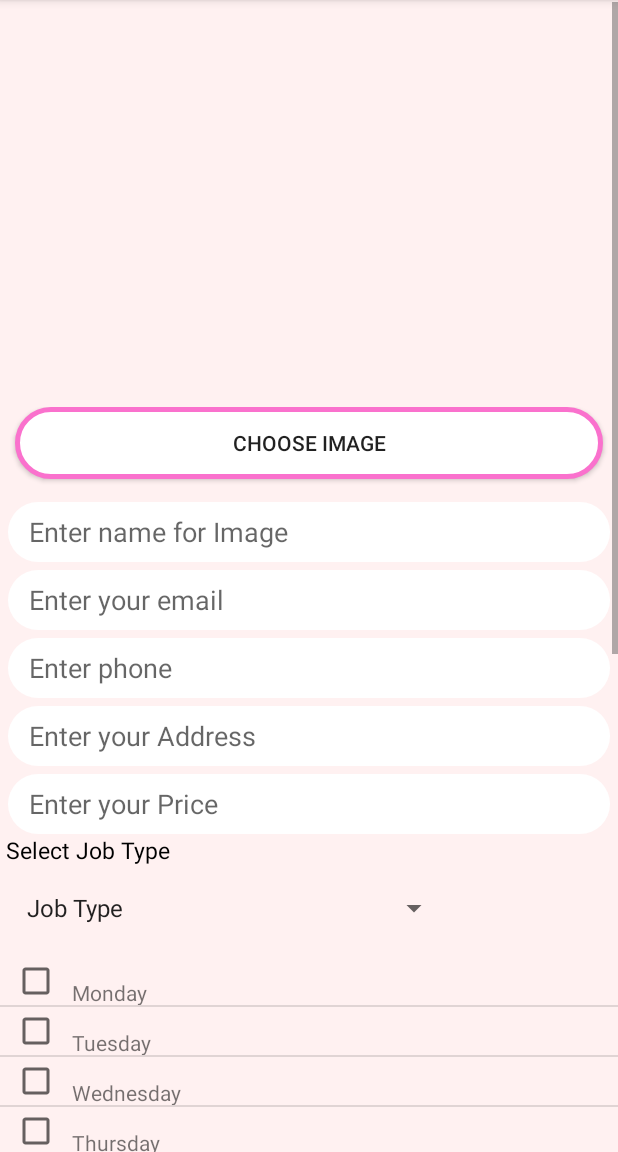
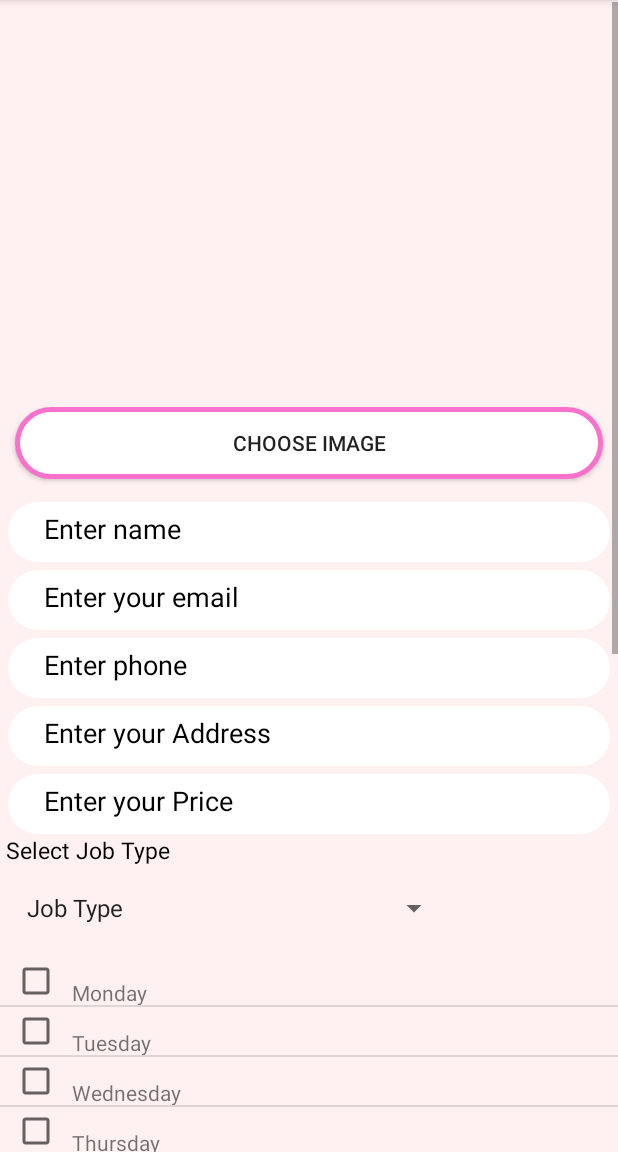
Before and after one commit to GauravBhardwaj10/NeoVetiCare, an Android app: the imageUploadsenior screen opened directly, with no data from a screen before it, on a phone screen of 412 x 824 dp, the part 84-1236 px from its top. Run offline under Robolectric (Android 15) with nearby library versions, the light colour scheme and no system bars; our stand-ins replace Firebase (no records; nobody signed in at launch, a user with empty details on screens opened directly), Picasso.

Commit message:
changes in designing

```diff
--- a/app/src/main/res/layout/activity_image_uploadsenior.xml
+++ b/app/src/main/res/layout/activity_image_uploadsenior.xml
@@ -40,7 +40,7 @@
                 android:orientation="vertical">
 
                 <Button
-                    android:id="@+id/buttonChoose1"
+                    android:id="@+id/buttonChoose"
                     android:layout_width="match_parent"
                     android:layout_height="wrap_content"
                     android:layout_marginLeft="10dp"
@@ -57,15 +57,19 @@
                     android:layout_marginRight="5dp"
                     android:layout_marginTop="15dp"
                     android:background="@drawable/edit"
-                    android:hint="   Enter name for Image" />
+                    android:textColorHint="@color/black"
+                    android:padding="10dp"
+                    android:hint="   Enter name " />
 
                 <EditText
                     android:id="@+id/emailaddress"
                     android:layout_width="match_parent"
                     android:layout_height="40dp"
+                    android:padding="10dp"
                     android:layout_marginLeft="5dp"
                     android:inputType="textEmailAddress"
                     android:layout_marginRight="5dp"
+                    android:textColorHint="@color/black"
                     android:layout_marginTop="5dp"
                     android:background="@drawable/edit"
                     android:hint="   Enter your email" />
@@ -77,6 +81,8 @@
                     android:layout_marginLeft="5dp"
                     android:layout_marginRight="5dp"
                     android:inputType="number"
+                    android:padding="10dp"
+                    android:textColorHint="@color/black"
                     android:layout_marginTop="5dp"
                     android:background="@drawable/edit"
                     android:hint="   Enter phone" />
@@ -87,6 +93,8 @@
                     android:layout_marginLeft="5dp"
                     android:layout_marginRight="5dp"
                     android:layout_marginTop="5dp"
+                    android:padding="10dp"
+                    android:textColorHint="@color/black"
                     android:background="@drawable/edit"
                     android:hint="   Enter your Address" />
                 <EditText
@@ -95,8 +103,10 @@
                     android:layout_height="40dp"
                     android:layout_marginLeft="5dp"
                     android:inputType="number"
+                    android:padding="10dp"
                     android:layout_marginRight="5dp"
                     android:layout_marginTop="5dp"
+                    android:textColorHint="@color/black"
                     android:background="@drawable/edit"
                     android:hint="   Enter your Price" />
 
@@ -160,7 +170,9 @@
                         android:layout_marginLeft="5dp"
                         android:layout_marginRight="5dp"
                         android:inputType="number"
+                        android:textColorHint="@color/black"
                         android:layout_marginTop="5dp"
+                        android:padding="10dp"
                         android:background="@drawable/edit"
                         android:hint="   enter your age" />
 
@@ -171,6 +183,8 @@
                         android:layout_marginLeft="5dp"
                         android:layout_marginRight="5dp"
                         android:layout_marginTop="5dp"
+                        android:padding="10dp"
+                        android:textColorHint="@color/black"
                         android:background="@drawable/edit"
                         android:hint="   Provience" />
 
@@ -182,6 +196,8 @@
                         android:layout_marginLeft="5dp"
                         android:layout_marginRight="5dp"
                         android:layout_marginTop="5dp"
+                        android:textColorHint="@color/black"
+                        android:padding="10dp"
                         android:background="@drawable/edit"
                         android:hint="City" />
 
@@ -219,6 +235,8 @@
                         android:layout_width="match_parent"
                         android:layout_height="40dp"
                         android:layout_marginLeft="5dp"
+                        android:padding="10dp"
+                        android:textColorHint="@color/black"
                         android:inputType="textMultiLine"
                         android:layout_marginRight="5dp"
                         android:layout_marginTop="5dp"
@@ -230,6 +248,8 @@
                         android:id="@+id/experience"
                         android:layout_width="match_parent"
                         android:layout_height="40dp"
+                        android:textColorHint="@color/black"
+                        android:padding="10dp"
                         android:layout_marginLeft="5dp"
                         android:inputType="textMultiLine"
                         android:layout_marginRight="5dp"
--- a/app/src/main/res/layout/activity_splash.xml
+++ b/app/src/main/res/layout/activity_splash.xml
@@ -14,7 +14,7 @@
         android:layout_height="219dp"
         android:layout_alignParentTop="true"
         android:layout_centerHorizontal="true"
-        android:layout_marginTop="204dp"
+        android:layout_marginTop="150dp"
         android:src="@drawable/l3" />
 
     <TextView
```
Also changed, not shown: app/src/main/res/layout/activity_cartaker_login.xml (+30 -0 lines), app/src/main/res/layout/activity_image_firebase_upload_demo.xml (+16 -1 lines).
